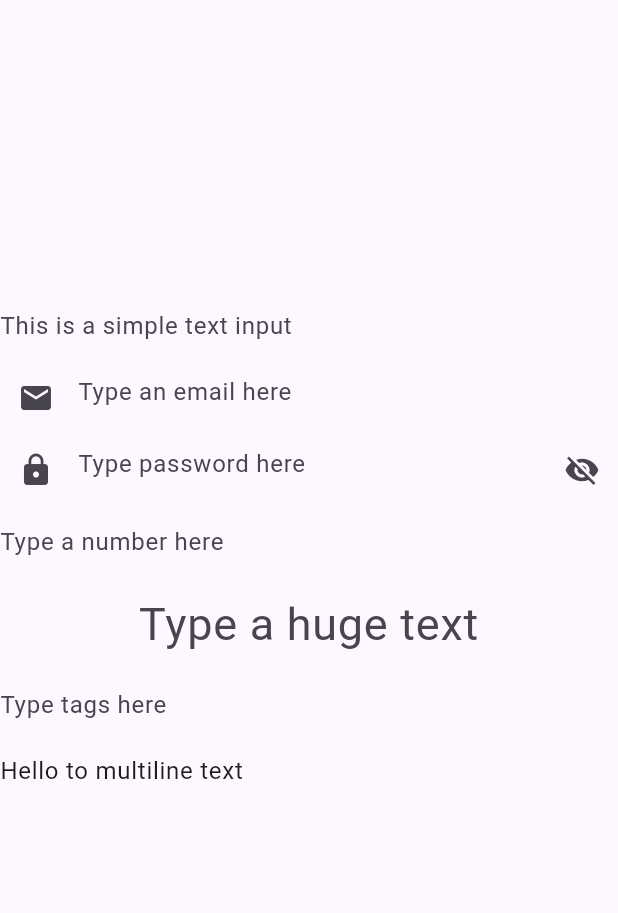
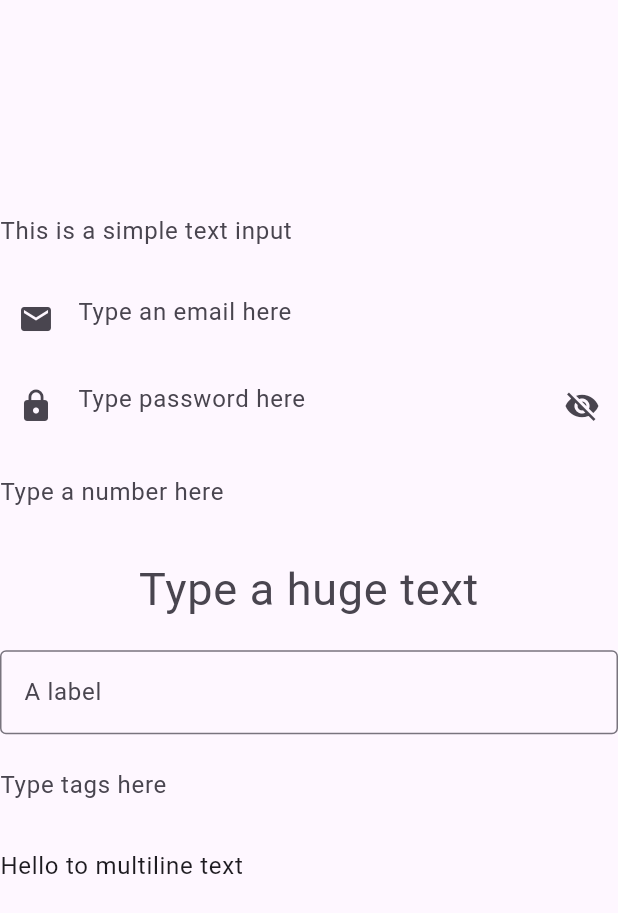
Before and after one commit to fsoft72/liwe3_flutter, a Flutter app: what inputsScreen() shows on an empty page, opened directly, on a phone screen of 412 x 824 dp. Shown: the top 913 px of the screen. Run offline on Flutter 3.47's test engine with Material 3 defaults, Android fonts, the phone set to English and light mode, and no system bars; our stand-ins replace get.

Commit message:
Update Button and InputText components with new props and styles

```diff
--- a/lib/demo/buttons.dart
+++ b/lib/demo/buttons.dart
@@ -19,8 +19,10 @@ Widget buttonsScreen() {
               Button(label: 'error', mode: LiWETheme.error),
               const SizedBox(width: 10), // Adds a gap of 10 pixels
               Button(label: 'success', mode: LiWETheme.success),
+              const SizedBox(width: 10), // Adds a gap of 10 pixels
             ],
           ),
+          Button(label: 'bigger', mode: LiWETheme.success, fontSize: 50),
         ],
       ),
     ),
--- a/lib/demo/input.dart
+++ b/lib/demo/input.dart
@@ -12,6 +12,7 @@ Widget inputsScreen() {
           InputText(
             placeholder: "This is a simple text input",
           ),
+          const SizedBox(height: 10),
           InputText(
             value: "",
             obscureText: false,
@@ -19,13 +20,16 @@ Widget inputsScreen() {
             type: InputType.email,
             prefixIcon: const Icon(Icons.email),
           ),
+          const SizedBox(height: 10),
           InputText(
             value: "",
             placeholder: "Type password here",
             prefixIcon: const Icon(Icons.lock),
             type: InputType.password,
           ),
+          const SizedBox(height: 10),
           InputText(value: "", obscureText: false, placeholder: "Type a number here", type: InputType.number),
+          const SizedBox(height: 10),
           InputText(
             value: "",
             obscureText: false,
@@ -33,9 +37,21 @@ Widget inputsScreen() {
             fontSize: 30,
             textAlign: TextAlign.center,
           ),
+          const SizedBox(height: 10),
+          InputText(
+            value: "",
+            obscureText: false,
+            placeholder: "Type a number here",
+            type: InputType.number,
+            label: "A label",
+            showBorder: true,
+            borderColor: Colors.blue,
+          ),
+          const SizedBox(height: 10),
           TagInput(
             placeholder: "Type tags here",
           ),
+          const SizedBox(height: 10),
           InputText(
             value: "Hello to multiline text",
             maxLines: 5,
```
